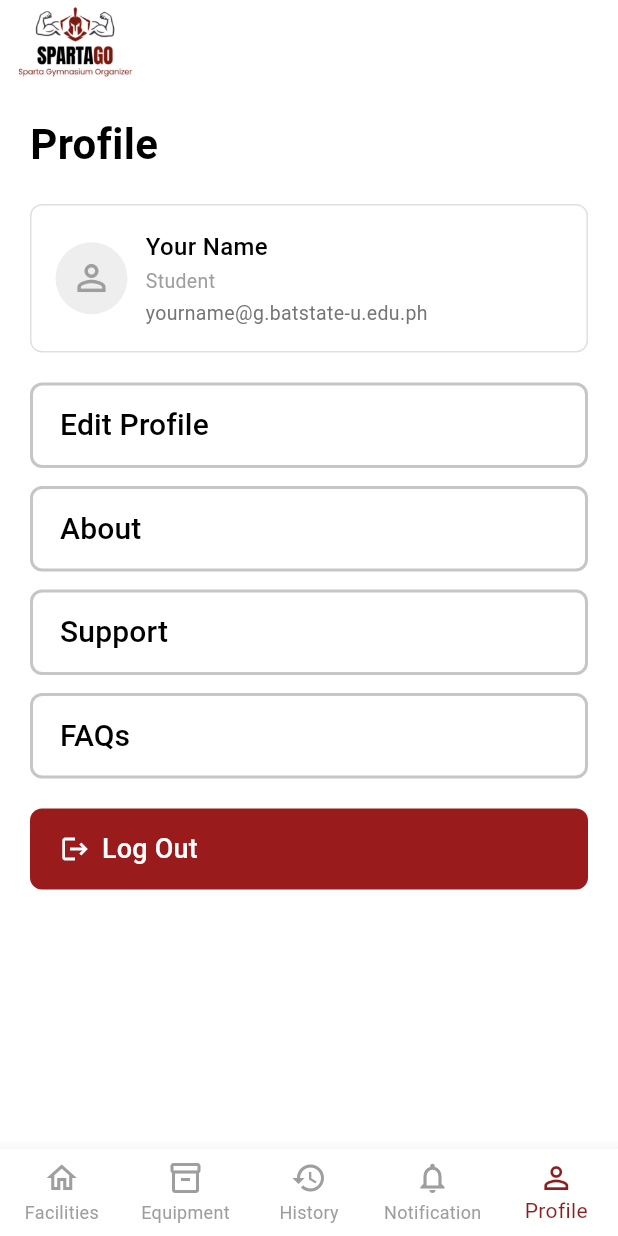
After one commit to Brian-Kristofer-Perez/SpartaGO, a Flutter app: the ProfilePage screen opened directly, on a phone screen of 412 x 824 dp. The commit adds this screen. Run offline on Flutter 3.47's test engine with Material 3 defaults, Android fonts, the light colour scheme and no system bars; our stand-ins replace table_calendar; statements that could not run were skipped.

Commit message:
add profile page and modify app button and hollow button

```diff
--- a/lib/common/app-button.dart
+++ b/lib/common/app-button.dart
@@ -1,18 +1,19 @@
 import 'package:flutter/material.dart';
 
 class AppButton extends StatelessWidget {
-
   final List<Widget> children;
   final VoidCallback onPressed;
   final EdgeInsetsGeometry padding;
   final double borderRadius;
+  final MainAxisAlignment alignment;
 
-  AppButton({
+  const AppButton({
     super.key,
     required this.children,
     required this.onPressed,
     this.padding = const EdgeInsets.symmetric(horizontal: 24, vertical: 9),
     this.borderRadius = 12,
+    this.alignment = MainAxisAlignment.center,
   });
 
   @override
@@ -28,7 +29,7 @@ class AppButton extends StatelessWidget {
         elevation: 0,
       ),
       child: Row(
-        mainAxisAlignment: MainAxisAlignment.center,
+        mainAxisAlignment: alignment,
         crossAxisAlignment: CrossAxisAlignment.center,
         children: children,
       ),
--- a/lib/common/hollow-app-button.dart
+++ b/lib/common/hollow-app-button.dart
@@ -1,19 +1,19 @@
-
 import 'package:flutter/material.dart';
 
 class HollowAppButton extends StatelessWidget {
-
   final String text;
   final VoidCallback onPressed;
   final EdgeInsetsGeometry padding;
   final double borderRadius;
+  final MainAxisAlignment alignment;
 
-  HollowAppButton({
+  const HollowAppButton({
     super.key,
     required this.text,
     required this.onPressed,
     this.padding = const EdgeInsets.symmetric(horizontal: 24, vertical: 9),
     this.borderRadius = 12,
+    this.alignment = MainAxisAlignment.center,
   });
 
   @override
@@ -28,23 +28,22 @@ class HollowAppButton extends StatelessWidget {
         ),
         side: BorderSide(
           color: Theme.of(context).colorScheme.outline,
-          width: 2
-        )
+          width: 2,
+        ),
       ),
-      child:
-      Row(
-        mainAxisAlignment: MainAxisAlignment.center,
+      child: Row(
+        mainAxisAlignment: alignment,
         crossAxisAlignment: CrossAxisAlignment.center,
         children: [
           Text(
             text,
             style: TextStyle(
-                color: Theme.of(context).colorScheme.secondary,
-                fontSize: 20
+              color: Theme.of(context).colorScheme.secondary,
+              fontSize: 20,
             ),
           ),
         ],
-      )
+      ),
     );
   }
 }
--- a/lib/pages/equipment/equipment.dart
+++ b/lib/pages/equipment/equipment.dart
@@ -3,6 +3,7 @@ import 'package:sparta_go/pages/equipment/equipment_card.dart';
 import 'package:sparta_go/common/search_bar_widget.dart';
 import 'package:sparta_go/common/filter_chips_widget.dart';
 import 'package:sparta_go/pages/facilities/facilities.dart';
+import 'package:sparta_go/pages/profile/profile.dart';
 import 'package:sparta_go/services/EquipmentService.dart';
 
 class EquipmentPage extends StatefulWidget {
@@ -62,6 +63,16 @@ class _EquipmentPageState extends State<EquipmentPage> {
         context,
         PageRouteBuilder(
           pageBuilder: (context, animation, secondaryAnimation) => FacilitiesPage(user: widget.user),
+          transitionDuration: Duration.zero,
+          reverseTransitionDuration: Duration.zero,
+        ),
+      );
+    }
+    if (index == 4) {
+      Navigator.pushReplacement(
+        context,
+        PageRouteBuilder(
+          pageBuilder: (context, animation, secondaryAnimation) => const ProfilePage(),
           transitionDuration: Duration.zero,
           reverseTransitionDuration: Duration.zero,
         ),
--- a/lib/pages/facilities/facilities.dart
+++ b/lib/pages/facilities/facilities.dart
@@ -3,6 +3,7 @@ import 'package:sparta_go/pages/facilities/facility_card.dart';
 import 'package:sparta_go/common/search_bar_widget.dart';
 import 'package:sparta_go/common/filter_chips_widget.dart';
 import 'package:sparta_go/pages/equipment/equipment.dart';
+import 'package:sparta_go/pages/profile/profile.dart';
 import 'package:sparta_go/repositories/FacilityRepository.dart';
 import 'package:sparta_go/services/FacilityService.dart';
 
@@ -66,7 +67,16 @@ class _FacilitiesPageState extends State<FacilitiesPage> {
         ),
       );
     }
-    // TODO: Add navigation for other tabs (History, Notification, Profile)
+    if (index == 4) {
+      Navigator.pushReplacement(
+        context,
+        PageRouteBuilder(
+          pageBuilder: (context, animation, secondaryAnimation) => const ProfilePage(),
+          transitionDuration: Duration.zero,
+          reverseTransitionDuration: Duration.zero,
+        ),
+      );
+    }
   }
 
   @override
--- /dev/null
+++ b/lib/pages/profile/profile.dart
@@ -0,0 +1,239 @@
+import 'package:flutter/material.dart';
+import 'package:sparta_go/common/app-button.dart';
+import 'package:sparta_go/common/hollow-app-button.dart';
+import 'package:sparta_go/pages/facilities/facilities.dart';
+import 'package:sparta_go/pages/equipment/equipment.dart';
+
+class ProfilePage extends StatefulWidget {
+  const ProfilePage({Key? key}) : super(key: key);
+
+  @override
+  State<ProfilePage> createState() => _ProfilePageState();
+}
+
+class _ProfilePageState extends State<ProfilePage> {
+  int _currentIndex = 4;
+
+  void _onNavTapped(int index) {
+    if (index == 0) {
+      Navigator.pushReplacement(
+        context,
+        PageRouteBuilder(
+          pageBuilder: (context, animation, secondaryAnimation) => const FacilitiesPage(),
+          transitionDuration: Duration.zero,
+          reverseTransitionDuration: Duration.zero,
+        ),
+      );
+    }
+    if (index == 1) {
+      Navigator.pushReplacement(
+        context,
+        PageRouteBuilder(
+          pageBuilder: (context, animation, secondaryAnimation) => const EquipmentPage(),
+          transitionDuration: Duration.zero,
+          reverseTransitionDuration: Duration.zero,
+        ),
+      );
+    }
+  }
+
+  @override
+  Widget build(BuildContext context) {
+    return Scaffold(
+      backgroundColor: Colors.white,
+      appBar: AppBar(
+        backgroundColor: Colors.white,
+        elevation: 0,
+        leading: Center(
+          child: Image.asset(
+            'assets/images/logo.png',
+            width: 80,
+            height: 60,
+            fit: BoxFit.contain,
+            errorBuilder: (context, error, stackTrace) => const Icon(
+              Icons.fitness_center,
+              color: Colors.red,
+              size: 40,
+            ),
+          ),
+        ),
+        leadingWidth: 100,
+      ),
+      body: SingleChildScrollView(
+        child: Padding(
+          padding: const EdgeInsets.all(20.0),
+          child: Column(
+            crossAxisAlignment: CrossAxisAlignment.start,
+            children: [
+              const Text(
+                'Profile',
+                style: TextStyle(
+                  fontSize: 28,
+                  fontWeight: FontWeight.bold,
+                  color: Colors.black,
+                ),
+              ),
+              const SizedBox(height: 20),
+
+              // Profile Card
+              Container(
+                decoration: BoxDecoration(
+                  border: Border.all(color: Colors.grey.shade300),
+                  borderRadius: BorderRadius.circular(8),
+                ),
+                padding: const EdgeInsets.all(16),
+                child: Row(
+                  children: [
+                    Container(
+                      width: 48,
+                      height: 48,
+                      decoration: BoxDecoration(
+                        color: Colors.grey.shade200,
+                        shape: BoxShape.circle,
+                      ),
+                      child: const Icon(
+                        Icons.person_outline,
+                        size: 28,
+                        color: Colors.grey,
+                      ),
+                    ),
+                    const SizedBox(width: 12),
+                    Expanded(
+                      child: Column(
+                        crossAxisAlignment: CrossAxisAlignment.start,
+                        children: [
+                          const Text(
+                            'Your Name',
+                            style: TextStyle(
+                              fontSize: 16,
+                              fontWeight: FontWeight.w500,
+                              color: Colors.black,
+                            ),
+                          ),
+                          const SizedBox(height: 2),
+                          const Text(
+                            'Student',
+                            style: TextStyle(
+                              fontSize: 13,
+                              color: Colors.grey,
+                            ),
+                          ),
+                          const SizedBox(height: 2),
+                          Text(
+                            'yourname@g.batstate-u.edu.ph',
+                            style: TextStyle(
+                              fontSize: 13,
+                              color: Colors.grey.shade600,
+                            ),
+                          ),
+                        ],
+                      ),
+                    ),
+                  ],
+                ),
+              ),
+
+              const SizedBox(height: 20),
+
+              HollowAppButton(
+                text: 'Edit Profile',
+                onPressed: () {
+                  // Add navigation logic here
+                },
+                padding: const EdgeInsets.symmetric(vertical: 14, horizontal: 20),
+                borderRadius: 8,
+                alignment: MainAxisAlignment.start,
+              ),
+              const SizedBox(height: 12),
+              HollowAppButton(
+                text: 'About',
+                onPressed: () {
+                  // Add navigation logic here
+                },
+                padding: const EdgeInsets.symmetric(vertical: 14, horizontal: 20),
+                borderRadius: 8,
+                alignment: MainAxisAlignment.start,
+              ),
+              const SizedBox(height: 12),
+              HollowAppButton(
+                text: 'Support',
+                onPressed: () {
+                  // Add navigation logic here
+                },
+                padding: const EdgeInsets.symmetric(vertical: 14, horizontal: 20),
+                borderRadius: 8,
+                alignment: MainAxisAlignment.start,
+              ),
+              const SizedBox(height: 12),
+              HollowAppButton(
+                text: 'FAQs',
+                onPressed: () {
+                  // Add navigation logic here
+                },
+                padding: const EdgeInsets.symmetric(vertical: 14, horizontal: 20),
+                borderRadius: 8,
+                alignment: MainAxisAlignment.start,
+              ),
+
+
+              const SizedBox(height: 20),
+
+              SizedBox(
+                width: double.infinity,
+                child: AppButton(
+                  onPressed: () {
+                    // Add logout logic here
+                  },
+                  padding: const EdgeInsets.symmetric(vertical: 14, horizontal: 20),
+                  borderRadius: 8,
+                  alignment: MainAxisAlignment.start,
+                  children: const [
+                    Icon(Icons.logout, size: 20, color: Colors.white),
+                    SizedBox(width: 8),
+                    Text(
+                      'Log Out',
+                      style: TextStyle(
+                        fontSize: 18,
+                        fontWeight: FontWeight.w500,
+                        color: Colors.white,
+                      ),
+                    ),
+                  ],
+                ),
+              ),
+            ],
+          ),
+        ),
+      ),
+      bottomNavigationBar: BottomNavigationBar(
+        currentIndex: _currentIndex,
+        onTap: _onNavTapped,
+        type: BottomNavigationBarType.fixed,
+        selectedItemColor: const Color(0xFF8B1E1E),
+        unselectedItemColor: Colors.grey,
+        items: const [
+          BottomNavigationBarItem(
+            icon: Icon(Icons.home_outlined),
+            label: 'Facilities',
+          ),
+          BottomNavigationBarItem(
+            icon: Icon(Icons.inventory_2_outlined),
+            label: 'Equipment',
+          ),
+          BottomNavigationBarItem(
+            icon: Icon(Icons.history),
+            label: 'History',
+          ),
+          BottomNavigationBarItem(
+            icon: Icon(Icons.notifications_outlined),
+            label: 'Notification',
+          ),
+          BottomNavigationBarItem(
+            icon: Icon(Icons.person_outline),
+            label: 'Profile',
+          ),
+        ],
+      ),
+    );
+  }
+}
```
